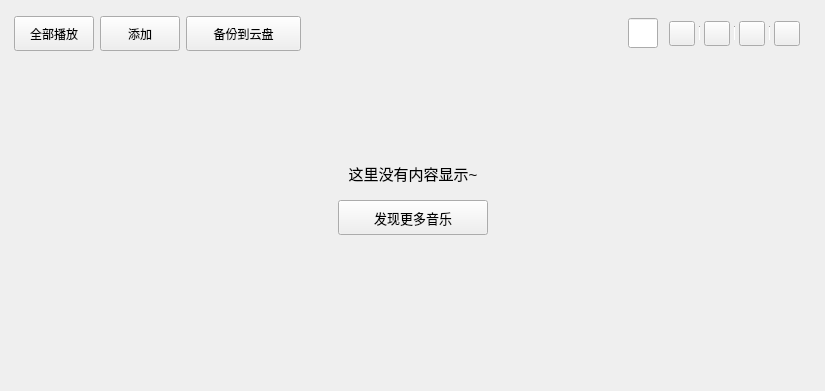
Qt form KuGouStart/MyCollection/SingleSong/SingleSong.ui (a-mo-xi-wei/Qt-KuGouAppClient) before a commit.
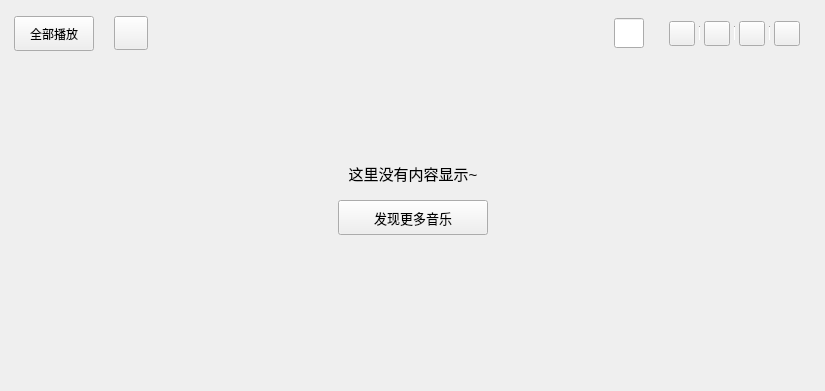
The same form after that commit. Custom widgets are drawn as their Qt base class.

The edit to the form file:
```diff
--- a/KuGouStart/MyCollection/SingleSong/SingleSong.ui
+++ b/KuGouStart/MyCollection/SingleSong/SingleSong.ui
@@ -17,6 +17,9 @@
    <item>
     <widget class="QWidget" name="operation_widget" native="true">
      <layout class="QHBoxLayout" name="horizontalLayout_9">
+      <property name="spacing">
+       <number>20</number>
+      </property>
       <property name="leftMargin">
        <number>3</number>
       </property>
@@ -52,30 +55,14 @@
        <widget class="QToolButton" name="collect_add_toolButton">
         <property name="minimumSize">
          <size>
-          <width>80</width>
-          <height>35</height>
+          <width>34</width>
+          <height>34</height>
          </size>
         </property>
-        <property name="cursor">
-         <cursorShape>PointingHandCursor</cursorShape>
-        </property>
-        <property name="toolTip">
-         <string>添加歌曲</string>
-        </property>
-        <property name="text">
-         <string>添加</string>
-        </property>
-        <property name="toolButtonStyle">
-         <enum>Qt::ToolButtonTextBesideIcon</enum>
-        </property>
-       </widget>
-      </item>
-      <item>
-       <widget class="QToolButton" name="collect_upload_toolButton">
-        <property name="minimumSize">
+        <property name="maximumSize">
          <size>
-          <width>115</width>
-          <height>35</height>
+          <width>34</width>
+          <height>34</height>
          </size>
         </property>
         <property name="cursor">
@@ -85,10 +72,10 @@
          <string>上传到云</string>
         </property>
         <property name="text">
-         <string>备份到云盘</string>
+         <string/>
         </property>
         <property name="toolButtonStyle">
-         <enum>Qt::ToolButtonTextBesideIcon</enum>
+         <enum>Qt::ToolButtonIconOnly</enum>
         </property>
        </widget>
       </item>
```
Left out of the diff: 4 changed lines with no effect on the pictures.
